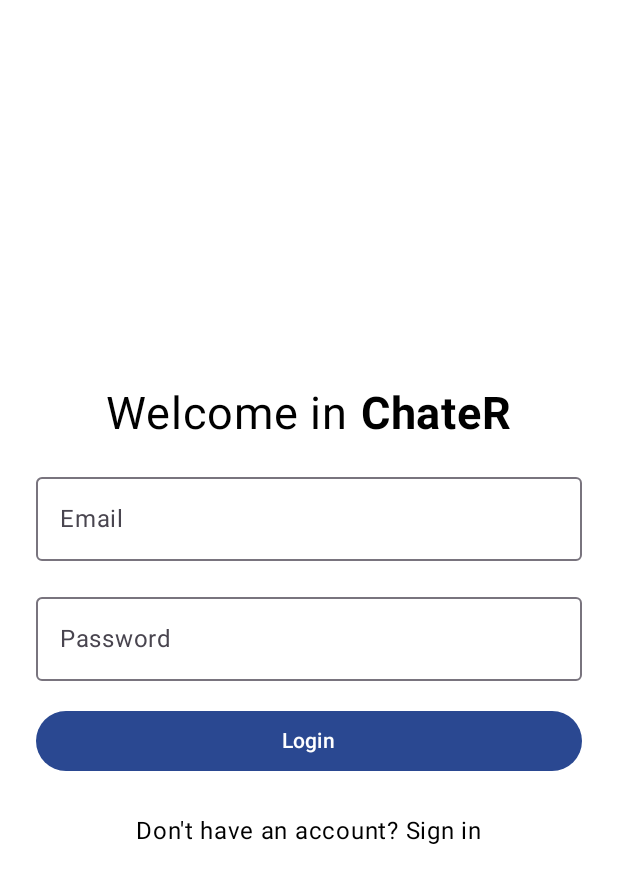
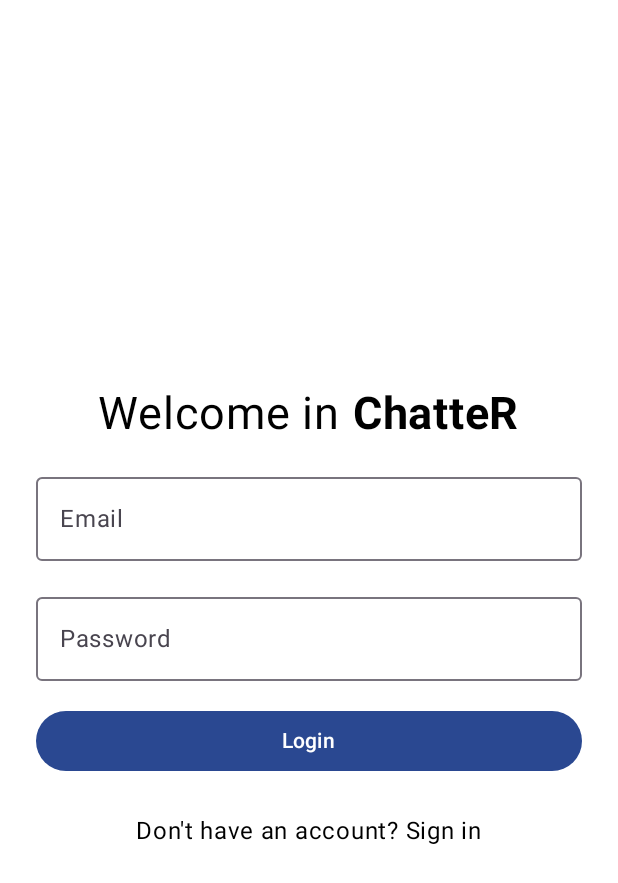
Before and after one commit to komodobear/ChatteR-AndroidApp, an Android app built with Jetpack Compose: the screen it shows after launch (MainActivity), on a phone screen of 412 x 824 dp. Shown: the top 883 px of the screen. Run offline under Robolectric (Android 15) with nearby library versions, the phone set to English and light mode, and no system bars; our stand-ins replace AdMob, Firebase (no records; nobody signed in at launch, a user with empty details on screens opened directly), livedata-compose; 1 statement that could not run was skipped.

Commit message:
final commit

```diff
--- a/app/src/main/AndroidManifest.xml
+++ b/app/src/main/AndroidManifest.xml
@@ -15,7 +15,7 @@
         android:dataExtractionRules="@xml/data_extraction_rules"
         android:fullBackupContent="@xml/backup_rules"
         android:icon="@mipmap/ic_launcher"
-        android:label="ChateR"
+        android:label="@string/app_name"
         android:roundIcon="@mipmap/ic_launcher_round"
         android:supportsRtl="true"
         android:theme="@style/Theme.ChateR"
--- a/app/src/main/java/com/example/chater/Screens/LoginScreen.kt
+++ b/app/src/main/java/com/example/chater/Screens/LoginScreen.kt
@@ -106,7 +106,7 @@ fun LoginScreen(
 					color = MaterialTheme.colorScheme.onBackground
 				)
 				Text(
-					text = " ChateR",
+					text = " ChatteR",
 					fontSize = 30.sp,
 					color = MaterialTheme.colorScheme.onBackground,
 					fontWeight = FontWeight.Bold
--- a/app/src/main/res/values/strings.xml
+++ b/app/src/main/res/values/strings.xml
@@ -1,3 +1,3 @@
 <resources>
-    <string name="app_name">ChateR</string>
+    <string name="app_name">ChatteR</string>
 </resources>
```
